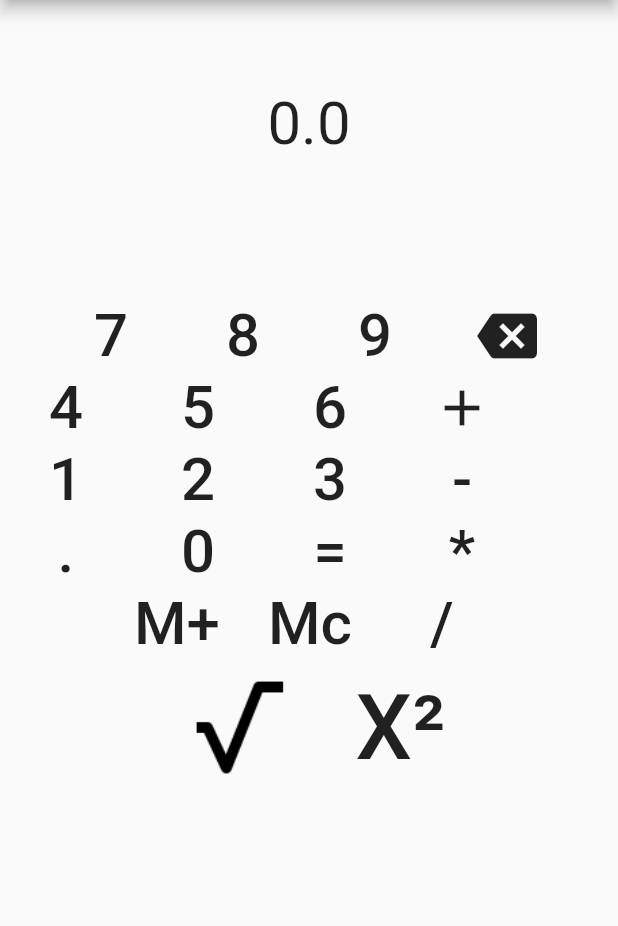
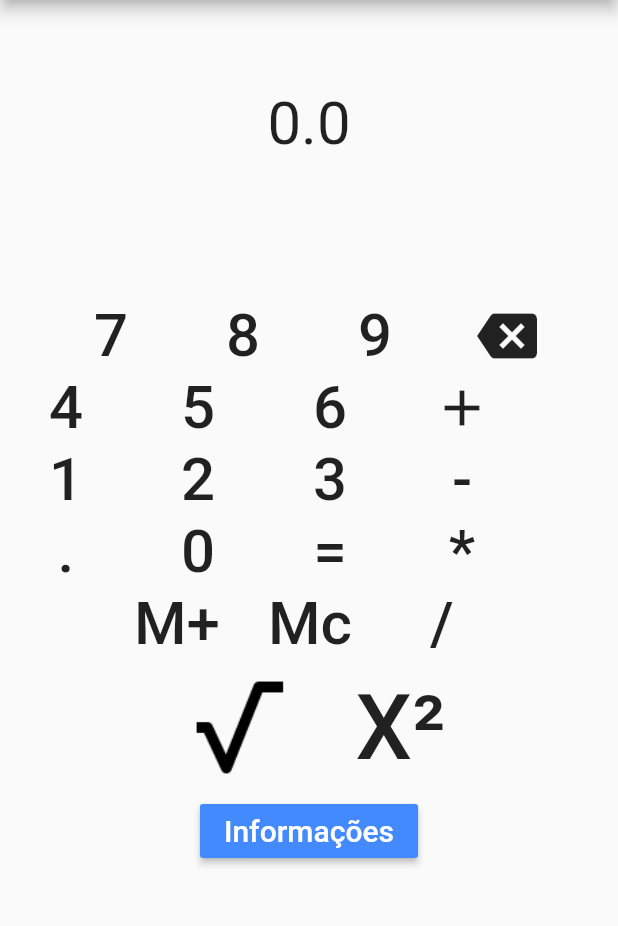
Before and after one commit to Anderson-Bernardes/Calculadora-Flutter, a Flutter app: the screen it shows after launch, on a phone screen of 412 x 824 dp, the part 84-1010 px from its top. Run offline on Flutter 3.47's test engine with Material 2 defaults, Android fonts, the phone set to English and light mode, and no system bars.

Commit message:
Adicionando botão na calculadora para ir pra tela de informações

```diff
--- a/lib/main.dart
+++ b/lib/main.dart
@@ -487,7 +487,17 @@ class _CalculadoraState extends State<Calculadora> {
                     style: TextStyle(fontSize: 60),
                   )),
             ],
-          )
+          ),
+          RaisedButton(
+            child: Text(
+              'Informações',
+              style: TextStyle(color: Colors.white, fontSize: 20),
+            ),
+              color: Colors.blueAccent,
+              onPressed:  (){
+                Navigator.push(context, MaterialPageRoute(builder: (context)=>TelaInfos(resultado)));
+              }
+          ),
         ],
       ),
     );
```
Also changed, not shown: lib/infos.dart (+5 -2 lines).
